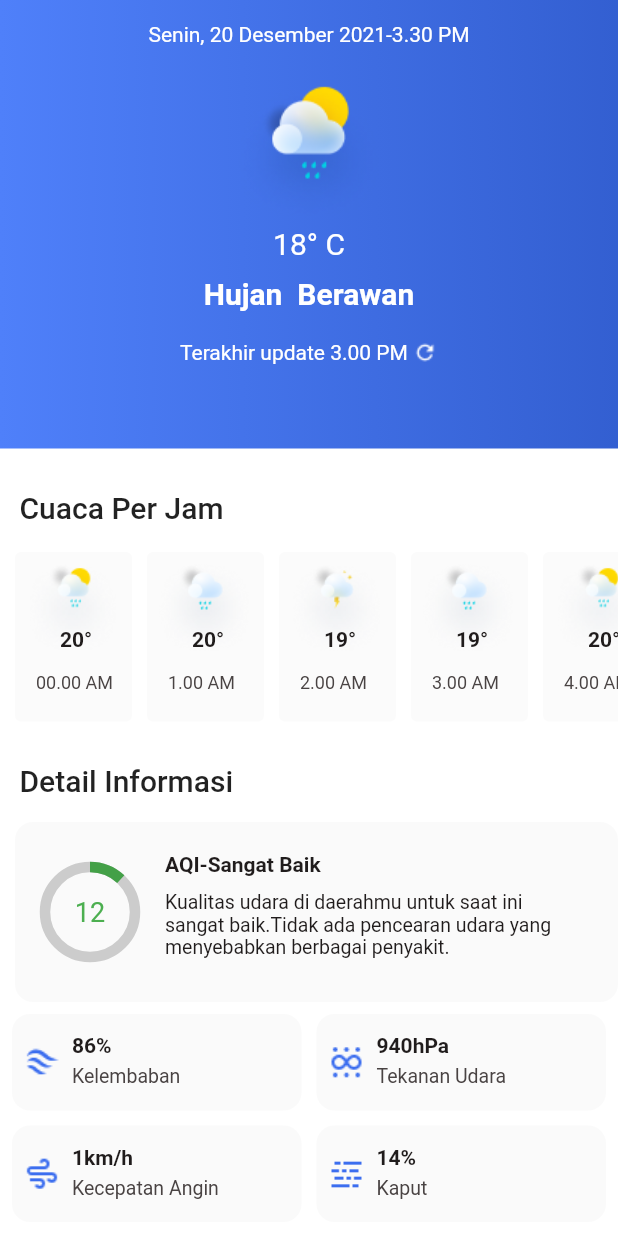
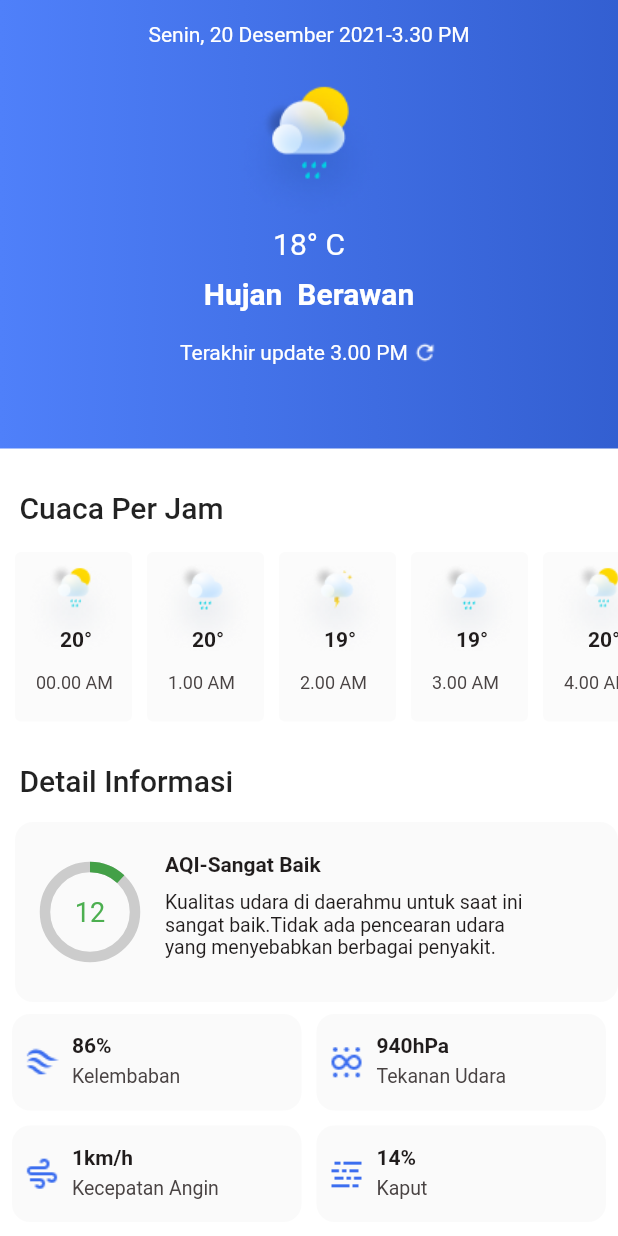
Before and after one commit to imransaglam/weather_app, a Flutter app: the DetailsScreen screen opened directly, scrolled down 71 dp, on a phone screen of 412 x 824 dp. Run offline on Flutter 3.47's test engine with Material 2 defaults, Android fonts, the phone set to English and light mode, and no system bars.

Commit message:
fifth commit

```diff
--- a/lib/widgets/details_aqı.dart
+++ b/lib/widgets/details_aqı.dart
@@ -71,7 +71,7 @@ class _DetailsAQIState extends State<DetailsAQI> {
                     Padding(
                       padding: const EdgeInsets.only(top: 10),
                       child: Container(
-                        width: 260,
+                        width: 253,
                         height: 70,
                         child: Text("Kualitas udara di daerahmu untuk saat ini sangat baik.Tidak ada pencearan udara yang menyebabkan berbagai penyakit.",style: TextStyle(color: Color(0xff201C1C),fontSize: 13,fontWeight: FontWeight.w400),)),
                     )
```
